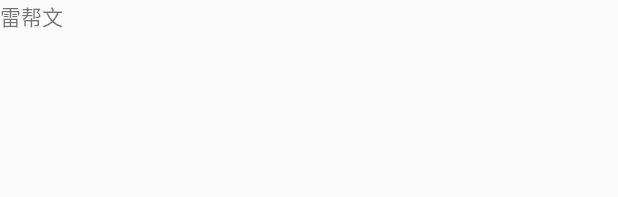
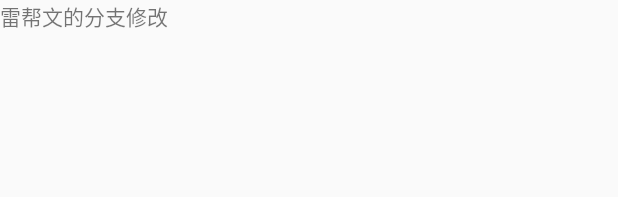
Before and after one commit to lbw1320028474/CompanyProject, an Android app: the layout activity_main.xml on its own in the app's theme, with its tools: preview values and no code run, on a phone screen of 412 x 824 dp. Shown: the top 197 px of the screen. Run offline under Robolectric (Android 15) with nearby library versions, the phone set to English and light mode, and no system bars.

Commit message:
本地同步分支

```diff
--- a/ASGitProject/app/src/main/res/layout/activity_main.xml
+++ b/ASGitProject/app/src/main/res/layout/activity_main.xml
@@ -9,7 +9,7 @@
     <TextView
         android:layout_width="wrap_content"
         android:layout_height="wrap_content"
-        android:text="雷帮文"
+        android:text="雷帮文的分支修改"
        />
 
 </LinearLayout>
```
